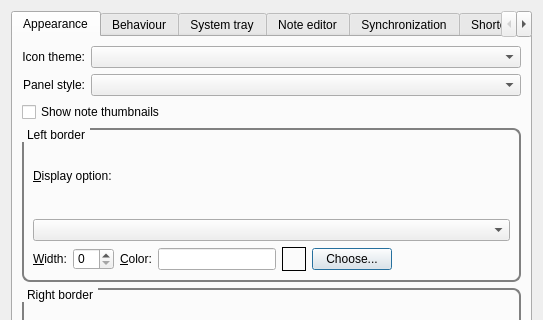
The window that lib/preferences/PreferencesDialog.ui (d1vanov/quentier) describes before a commit, drawn with Qt 5; both pictures show x 0 to 543 and y 0 to 320 of the 543 by 522 pixel window.
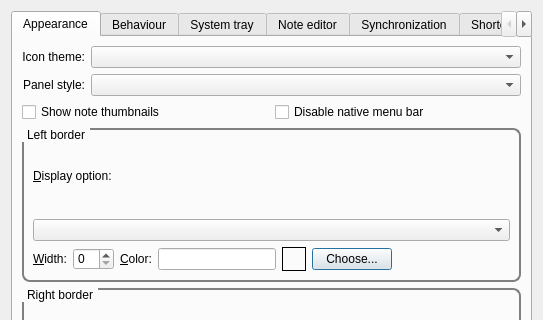
The same window after the commit. Custom widgets are drawn as their Qt base class.

Commit message: Issue #190: preliminary version of preference disabling native menu bar

What changed in the file:
```diff
--- a/lib/preferences/PreferencesDialog.ui
+++ b/lib/preferences/PreferencesDialog.ui
@@ -6,7 +6,7 @@
    <rect>
     <x>0</x>
     <y>0</y>
-    <width>519</width>
+    <width>531</width>
     <height>522</height>
    </rect>
   </property>
@@ -87,11 +87,22 @@
         </layout>
        </item>
        <item>
+        <layout class="QHBoxLayout" name="checkBoxesHorizontalLayout">
+         <item>
         <widget class="QCheckBox" name="showNoteThumbnailsCheckBox">
          <property name="text">
           <string>Show note thumbnails</string>
          </property>
         </widget>
+         </item>
+         <item>
+          <widget class="QCheckBox" name="disableNativeMenuBarCheckBox">
+           <property name="text">
+            <string>Disable native menu bar</string>
+           </property>
+          </widget>
+         </item>
+        </layout>
        </item>
        <item>
         <widget class="QGroupBox" name="leftMainWindowBorderGroupBox">
```
Lines whose indentation alone changed are shown as unchanged. The commit also changes 8 other files.
